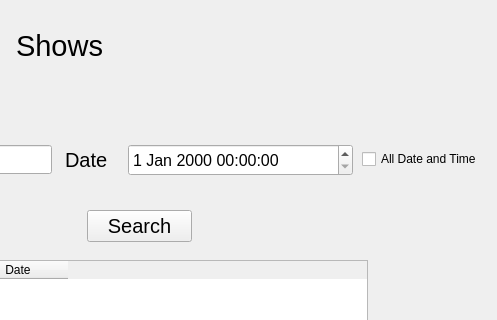
jxzhou131/CS-4400-Atlanta-Zoo-Database, file ui/visitorSearchShow.ui: the form before one commit; both pictures show x 303 to 800 and y 0 to 320 of the 800 by 600 pixel window.
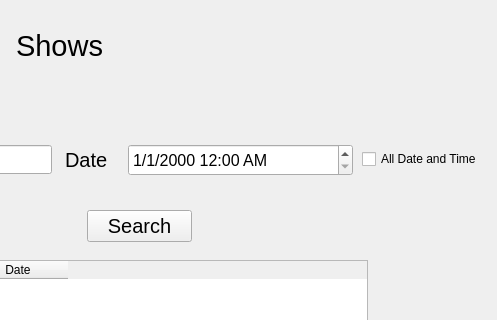
The form after the commit.

```diff
--- a/ui/visitorSearchShow.ui
+++ b/ui/visitorSearchShow.ui
@@ -144,6 +144,9 @@
       <pointsize>12</pointsize>
      </font>
     </property>
+    <property name="displayFormat">
+     <string>M/d/yyyy h:mm AP</string>
+    </property>
    </widget>
    <widget class="QLabel" name="label_header">
     <property name="geometry">
```
Left out of the diff: 2 changed lines with no effect on the pictures.
